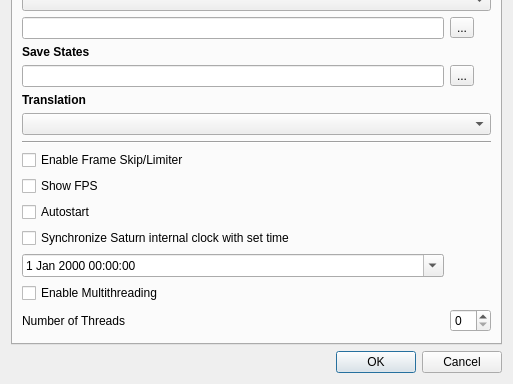
Above: yabause/src/qt/ui/UISettings.ui from Yabause/yabause before the change; both pictures show x 0 to 513 and y 179 to 563 of the 513 by 563 pixel window. Below: the same form after it.
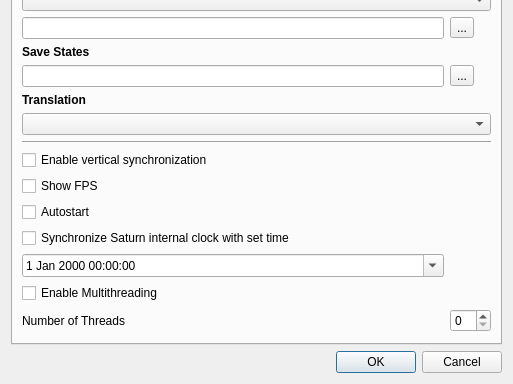
That is the form after the change. Custom widgets are drawn as their Qt base class.

Commit message: Change frameskip limiter label to Vertical synchronization. Should be on by default

Patch:
```diff
--- a/yabause/src/qt/ui/UISettings.ui
+++ b/yabause/src/qt/ui/UISettings.ui
@@ -142,7 +142,7 @@
        <item row="15" column="0" colspan="2">
         <widget class="QCheckBox" name="cbEnableFrameSkipLimiter">
          <property name="text">
-          <string>Enable Frame Skip/Limiter</string>
+          <string>Enable vertical synchronization</string>
          </property>
         </widget>
        </item>
```
Left out of the diff: 2 changed lines with no effect on the pictures. The commit also changes 7 other files.
